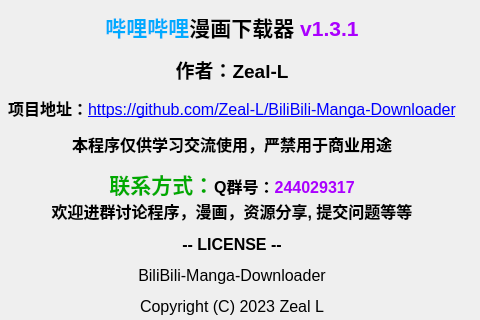
First picture: the form in src/ui/PySide_src/myAbout.ui, repository Zeal-L/BiliBili-Manga-Downloader, before the edit; both pictures show x 341 to 821 and y 0 to 320 of the 821 by 610 pixel window.
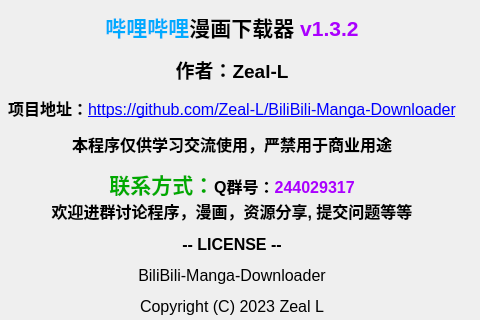
Second picture: the form after the edit. Icons and pictures are not drawn.

Commit message: :sparkles::bug: 新增漫画ID直搜功能；修复下载失败后任务未能正确移除

```diff
--- a/src/ui/PySide_src/myAbout.ui
+++ b/src/ui/PySide_src/myAbout.ui
@@ -33,7 +33,7 @@
      <item>
       <widget class="QLabel" name="outline">
        <property name="text">
-        <string>&lt;html&gt;&lt;head/&gt;&lt;body&gt;&lt;p align=&quot;center&quot;&gt;&lt;span style=&quot; font-size:16pt; font-weight:700; color:#00aaff;&quot;&gt;哔哩哔哩&lt;/span&gt;&lt;span style=&quot; font-size:16pt; font-weight:700;&quot;&gt;漫画下载器 &lt;/span&gt;&lt;span style=&quot; font-size:16pt; font-weight:700; color:#aa00ff;&quot;&gt;v1.3.1&lt;/span&gt;&lt;/p&gt;&lt;p align=&quot;center&quot;&gt;&lt;span style=&quot; font-size:14pt; font-weight:700;&quot;&gt;作者：Zeal-L&lt;/span&gt;&lt;/p&gt;&lt;p align=&quot;center&quot;&gt;&lt;span style=&quot; font-size:12pt; font-weight:700;&quot;&gt;项目地址：&lt;/span&gt;&lt;a href=&quot;https://github.com/Zeal-L/BiliBili-Manga-Downloader&quot;&gt;&lt;span style=&quot; font-size:12pt; text-decoration: underline; color:#0000ff;&quot;&gt;https://github.com/Zeal-L/BiliBili-Manga-Downloader&lt;/span&gt;&lt;/a&gt;&lt;/p&gt;&lt;p align=&quot;center&quot;&gt;&lt;span style=&quot; font-size:12pt; font-weight:700;&quot;&gt;本程序仅供学习交流使用，严禁用于商业用途&lt;/span&gt;&lt;/p&gt;&lt;p align=&quot;center&quot;&gt;&lt;span style=&quot; font-size:16pt; font-weight:700; color:#00aa00;&quot;&gt;联系方式：&lt;/span&gt;&lt;span style=&quot; font-size:12pt; font-weight:700;&quot;&gt;Q群号：&lt;/span&gt;&lt;span style=&quot; font-size:12pt; font-weight:700; color:#aa00ff;&quot;&gt;244029317&lt;/span&gt;&lt;span style=&quot; font-size:12pt; font-weight:700;&quot;&gt;&lt;br/&gt;欢迎进群讨论程序，漫画，资源分享, 提交问题等等&lt;/span&gt;&lt;/p&gt;&lt;p align=&quot;center&quot;&gt;&lt;span style=&quot; font-family:'HYWenHei-85W'; font-size:12pt; font-weight:700;&quot;&gt;-- LICENSE --&lt;/span&gt;&lt;/p&gt;&lt;p align=&quot;center&quot;&gt;&lt;span style=&quot; font-family:'HYWenHei-85W'; font-size:12pt;&quot;&gt;BiliBili-Manga-Downloader&lt;/span&gt;&lt;/p&gt;&lt;p align=&quot;center&quot;&gt;&lt;span style=&quot; font-family:'HYWenHei-85W'; font-size:12pt;&quot;&gt;Copyright (C) 2023 Zeal L&lt;/span&gt;&lt;/p&gt;&lt;p align=&quot;center&quot;&gt;&lt;span style=&quot; font-family:'HYWenHei-85W'; font-size:12pt;&quot;&gt;This program is free software: you can redistribute it and/or modify it under the terms of the GNU Affero General Public License as published by the Free Software Foundation, either version 3 of the License, or (at your option) any later version.&lt;/span&gt;&lt;/p&gt;&lt;p align=&quot;center&quot;&gt;&lt;span style=&quot; font-family:'HYWenHei-85W'; font-size:12pt;&quot;&gt;This program is distributed in the hope that it will be useful,but WITHOUT ANY WARRANTY; without even the implied warranty of MERCHANTABILITY or FITNESS FOR A PARTICULAR PURPOSE. See the GNU Affero General Public License for more details.&lt;/span&gt;&lt;/p&gt;&lt;p align=&quot;center&quot;&gt;&lt;span style=&quot; font-family:'HYWenHei-85W'; font-size:12pt;&quot;&gt;You should have received a copy of the GNU Affero General Public License along with this program. If not, see &lt;/span&gt;&lt;a href=&quot;https://www.gnu.org/licenses&quot;&gt;&lt;span style=&quot; font-size:12pt; text-decoration: underline; color:#0000ff;&quot;&gt;https://www.gnu.org/licenses&lt;/span&gt;&lt;/a&gt;&lt;span style=&quot; font-family:'HYWenHei-85W'; font-size:12pt;&quot;&gt;.&lt;/span&gt;&lt;/p&gt;&lt;p&gt;&lt;br/&gt;&lt;/p&gt;&lt;/body&gt;&lt;/html&gt;</string>
+        <string>&lt;html&gt;&lt;head/&gt;&lt;body&gt;&lt;p align=&quot;center&quot;&gt;&lt;span style=&quot; font-size:16pt; font-weight:700; color:#00aaff;&quot;&gt;哔哩哔哩&lt;/span&gt;&lt;span style=&quot; font-size:16pt; font-weight:700;&quot;&gt;漫画下载器 &lt;/span&gt;&lt;span style=&quot; font-size:16pt; font-weight:700; color:#aa00ff;&quot;&gt;v1.3.2&lt;/span&gt;&lt;/p&gt;&lt;p align=&quot;center&quot;&gt;&lt;span style=&quot; font-size:14pt; font-weight:700;&quot;&gt;作者：Zeal-L&lt;/span&gt;&lt;/p&gt;&lt;p align=&quot;center&quot;&gt;&lt;span style=&quot; font-size:12pt; font-weight:700;&quot;&gt;项目地址：&lt;/span&gt;&lt;a href=&quot;https://github.com/Zeal-L/BiliBili-Manga-Downloader&quot;&gt;&lt;span style=&quot; font-size:12pt; text-decoration: underline; color:#0000ff;&quot;&gt;https://github.com/Zeal-L/BiliBili-Manga-Downloader&lt;/span&gt;&lt;/a&gt;&lt;/p&gt;&lt;p align=&quot;center&quot;&gt;&lt;span style=&quot; font-size:12pt; font-weight:700;&quot;&gt;本程序仅供学习交流使用，严禁用于商业用途&lt;/span&gt;&lt;/p&gt;&lt;p align=&quot;center&quot;&gt;&lt;span style=&quot; font-size:16pt; font-weight:700; color:#00aa00;&quot;&gt;联系方式：&lt;/span&gt;&lt;span style=&quot; font-size:12pt; font-weight:700;&quot;&gt;Q群号：&lt;/span&gt;&lt;span style=&quot; font-size:12pt; font-weight:700; color:#aa00ff;&quot;&gt;244029317&lt;/span&gt;&lt;span style=&quot; font-size:12pt; font-weight:700;&quot;&gt;&lt;br/&gt;欢迎进群讨论程序，漫画，资源分享, 提交问题等等&lt;/span&gt;&lt;/p&gt;&lt;p align=&quot;center&quot;&gt;&lt;span style=&quot; font-family:'HYWenHei-85W'; font-size:12pt; font-weight:700;&quot;&gt;-- LICENSE --&lt;/span&gt;&lt;/p&gt;&lt;p align=&quot;center&quot;&gt;&lt;span style=&quot; font-family:'HYWenHei-85W'; font-size:12pt;&quot;&gt;BiliBili-Manga-Downloader&lt;/span&gt;&lt;/p&gt;&lt;p align=&quot;center&quot;&gt;&lt;span style=&quot; font-family:'HYWenHei-85W'; font-size:12pt;&quot;&gt;Copyright (C) 2023 Zeal L&lt;/span&gt;&lt;/p&gt;&lt;p align=&quot;center&quot;&gt;&lt;span style=&quot; font-family:'HYWenHei-85W'; font-size:12pt;&quot;&gt;This program is free software: you can redistribute it and/or modify it under the terms of the GNU Affero General Public License as published by the Free Software Foundation, either version 3 of the License, or (at your option) any later version.&lt;/span&gt;&lt;/p&gt;&lt;p align=&quot;center&quot;&gt;&lt;span style=&quot; font-family:'HYWenHei-85W'; font-size:12pt;&quot;&gt;This program is distributed in the hope that it will be useful,but WITHOUT ANY WARRANTY; without even the implied warranty of MERCHANTABILITY or FITNESS FOR A PARTICULAR PURPOSE. See the GNU Affero General Public License for more details.&lt;/span&gt;&lt;/p&gt;&lt;p align=&quot;center&quot;&gt;&lt;span style=&quot; font-family:'HYWenHei-85W'; font-size:12pt;&quot;&gt;You should have received a copy of the GNU Affero General Public License along with this program. If not, see &lt;/span&gt;&lt;a href=&quot;https://www.gnu.org/licenses&quot;&gt;&lt;span style=&quot; font-size:12pt; text-decoration: underline; color:#0000ff;&quot;&gt;https://www.gnu.org/licenses&lt;/span&gt;&lt;/a&gt;&lt;span style=&quot; font-family:'HYWenHei-85W'; font-size:12pt;&quot;&gt;.&lt;/span&gt;&lt;/p&gt;&lt;p&gt;&lt;br/&gt;&lt;/p&gt;&lt;/body&gt;&lt;/html&gt;</string>
        </property>
        <property name="wordWrap">
         <bool>true</bool>
```
The commit also changes 12 other files.
